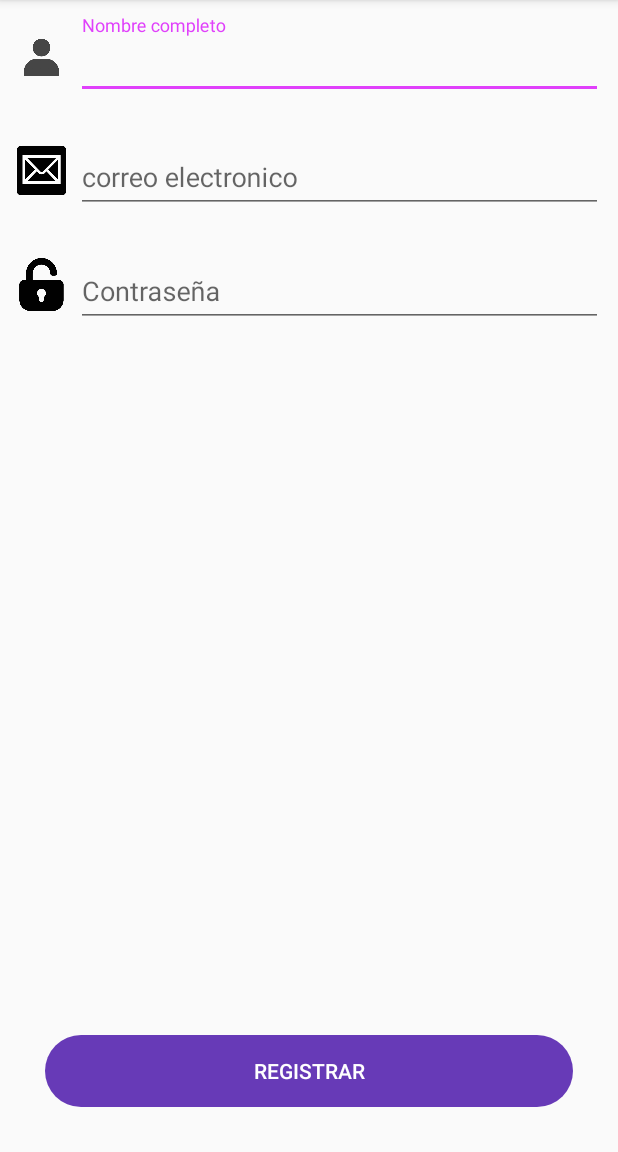
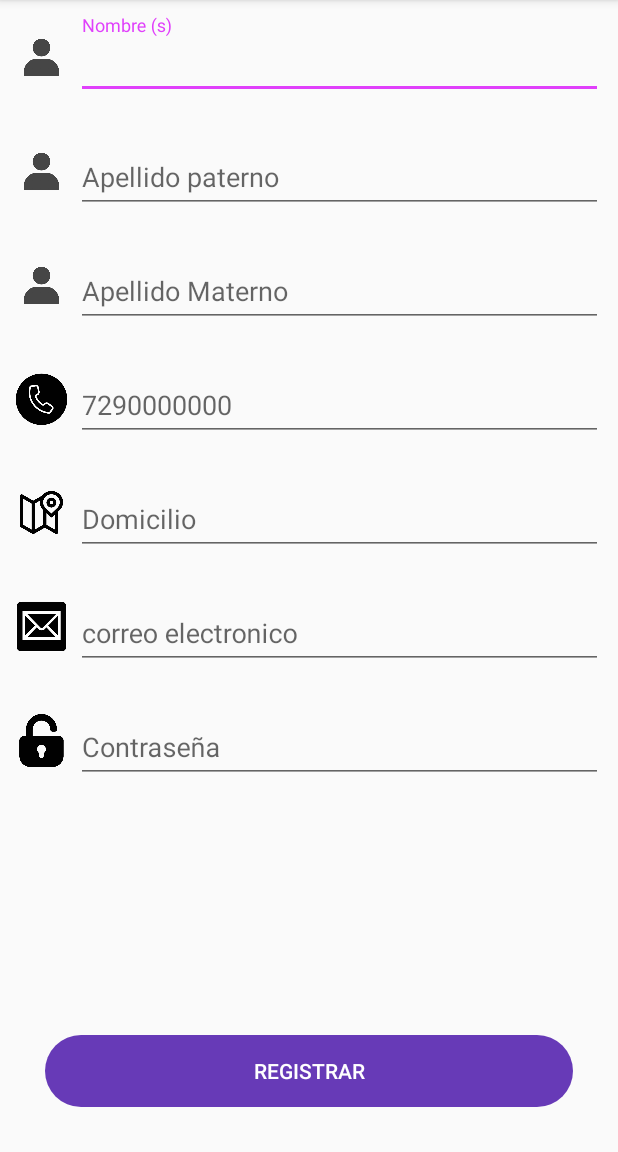
Before and after one commit to Cristopher240598/Selge-bil, an Android app: the RegisterCompradorActivity screen opened directly, with no data from a screen before it, on a phone screen of 412 x 824 dp, the part 84-1236 px from its top. Run offline under Robolectric (Android 15) with nearby library versions, the phone set to English and light mode, and no system bars; our stand-ins replace Firebase (no records; nobody signed in at launch, a user with empty details on screens opened directly); libraries missing offline, so code that uses them is left out: dmax.dialog; 1 statement that could not run was skipped.

Commit message:
agregando campos al layout registro

```diff
--- a/app/src/main/res/layout/activity_register_comprador.xml
+++ b/app/src/main/res/layout/activity_register_comprador.xml
@@ -33,7 +33,7 @@
                     android:id="@+id/textInputName"
                     android:layout_width="match_parent"
                     android:layout_height="wrap_content"
-                    android:hint="Nombre completo"
+                    android:hint="Nombre (s)"
                     android:inputType="text">
 
                 </com.google.android.material.textfield.TextInputEditText>
@@ -41,6 +41,119 @@
         </LinearLayout>
 
 
+        <LinearLayout
+            android:layout_width="match_parent"
+            android:layout_height="wrap_content"
+            android:layout_margin="10dp"
+            android:orientation="horizontal">
+
+            <ImageView
+                android:layout_width="35dp"
+                android:layout_height="35dp"
+                android:layout_marginTop="10dp"
+                android:src="@drawable/iconfinder_user_account_profile_5402435" />
+
+            <com.google.android.material.textfield.TextInputLayout
+                android:layout_width="match_parent"
+                android:layout_height="wrap_content"
+                android:layout_marginLeft="5dp">
+
+                <com.google.android.material.textfield.TextInputEditText
+                    android:id="@+id/textInputPaterno"
+                    android:layout_width="match_parent"
+                    android:layout_height="wrap_content"
+                    android:hint="Apellido paterno"
+                    android:inputType="text">
+
+                </com.google.android.material.textfield.TextInputEditText>
+            </com.google.android.material.textfield.TextInputLayout>
+        </LinearLayout>
+        <LinearLayout
+            android:layout_width="match_parent"
+            android:layout_height="wrap_content"
+            android:layout_margin="10dp"
+            android:orientation="horizontal">
+
+            <ImageView
+                android:layout_width="35dp"
+                android:layout_height="35dp"
+                android:layout_marginTop="10dp"
+                android:src="@drawable/iconfinder_user_account_profile_5402435" />
+
+            <com.google.android.material.textfield.TextInputLayout
+                android:layout_width="match_parent"
+                android:layout_height="wrap_content"
+                android:layout_marginLeft="5dp">
+
+                <com.google.android.material.textfield.TextInputEditText
+                    android:id="@+id/textInputMaterno"
+                    android:layout_width="match_parent"
+                    android:layout_height="wrap_content"
+                    android:hint="Apellido Materno"
+                    android:inputType="text">
+
+                </com.google.android.material.textfield.TextInputEditText>
+            </com.google.android.material.textfield.TextInputLayout>
+        </LinearLayout>
+
+
+
+
+
+        <LinearLayout
+            android:layout_width="match_parent"
+            android:layout_height="wrap_content"
+            android:layout_margin="10dp"
+            android:orientation="horizontal">
+
+            <ImageView
+                android:layout_width="35dp"
+                android:layout_height="35dp"
+                android:layout_marginTop="10dp"
+                android:src="@drawable/iconfinder_rounded_15_2024660" />
+
+            <com.google.android.material.textfield.TextInputLayout
+                android:layout_width="match_parent"
+                android:layout_height="wrap_content"
+                android:layout_marginLeft="5dp">
+
+                <com.google.android.material.textfield.TextInputEditText
+                    android:id="@+id/textInputTelefono"
+                    android:layout_width="match_parent"
+                    android:layout_height="wrap_content"
+                    android:hint="7290000000"
+                    android:inputType="phone">
+
+                </com.google.android.material.textfield.TextInputEditText>
+            </com.google.android.material.textfield.TextInputLayout>
+        </LinearLayout>
+        <LinearLayout
+            android:layout_width="match_parent"
+            android:layout_height="wrap_content"
+            android:layout_margin="10dp"
+            android:orientation="horizontal">
+
+            <ImageView
+                android:layout_width="35dp"
+                android:layout_height="35dp"
+                android:layout_marginTop="10dp"
+                android:src="@drawable/iconfinder_maps_4781828" />
+
+            <com.google.android.material.textfield.TextInputLayout
+                android:layout_width="match_parent"
+                android:layout_height="wrap_content"
+                android:layout_marginLeft="5dp">
+
+                <com.google.android.material.textfield.TextInputEditText
+                    android:id="@+id/textInputDireccion"
+                    android:layout_width="match_parent"
+                    android:layout_height="wrap_content"
+                    android:hint="Domicilio"
+                    android:inputType="text">
+
+                </com.google.android.material.textfield.TextInputEditText>
+            </com.google.android.material.textfield.TextInputLayout>
+        </LinearLayout>
         <LinearLayout
             android:layout_width="match_parent"
             android:layout_height="wrap_content"
```
Also changed, not shown: app/src/main/res/drawable-hdpi/iconfinder_maps_4781828.png (added), app/src/main/res/drawable-hdpi/iconfinder_rounded_15_2024660.png (added), app/src/main/res/drawable-mdpi/iconfinder_maps_4781828.png (added), app/src/main/res/drawable-mdpi/iconfinder_rounded_15_2024660.png (added), app/src/main/res/drawable-xhdpi/iconfinder_maps_4781828.png (added), app/src/main/res/drawable-xhdpi/iconfinder_rounded_15_2024660.png (added), app/src/main/res/drawable-xxhdpi/iconfinder_maps_4781828.png (added), app/src/main/res/drawable-xxhdpi/iconfinder_rounded_15_2024660.png (added), app/src/main/res/drawable-xxxhdpi/iconfinder_maps_4781828.png (added), app/src/main/res/drawable-xxxhdpi/iconfinder_rounded_15_2024660.png (added).
